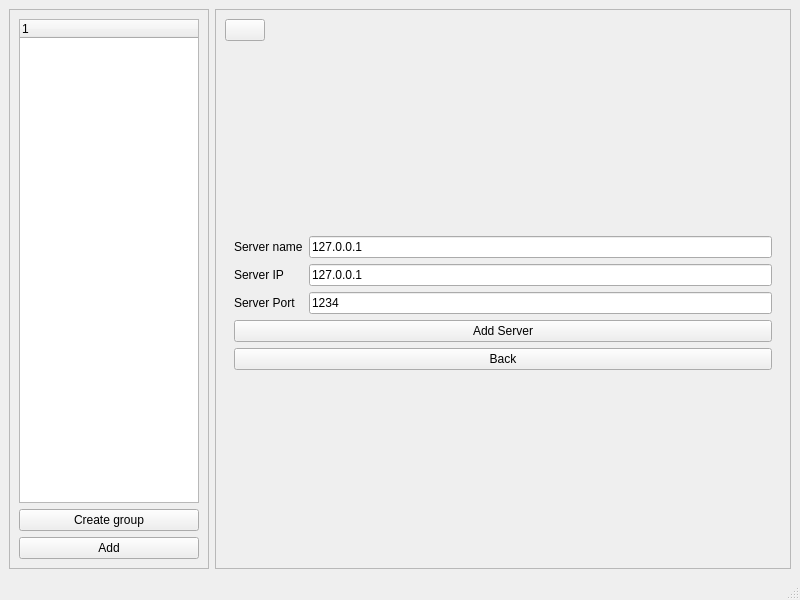
This is SimpleChat/mainwindow.ui in Ssssvhhhhh/SimpleChat as Qt 5 draws it before an edit. The edited form follows.
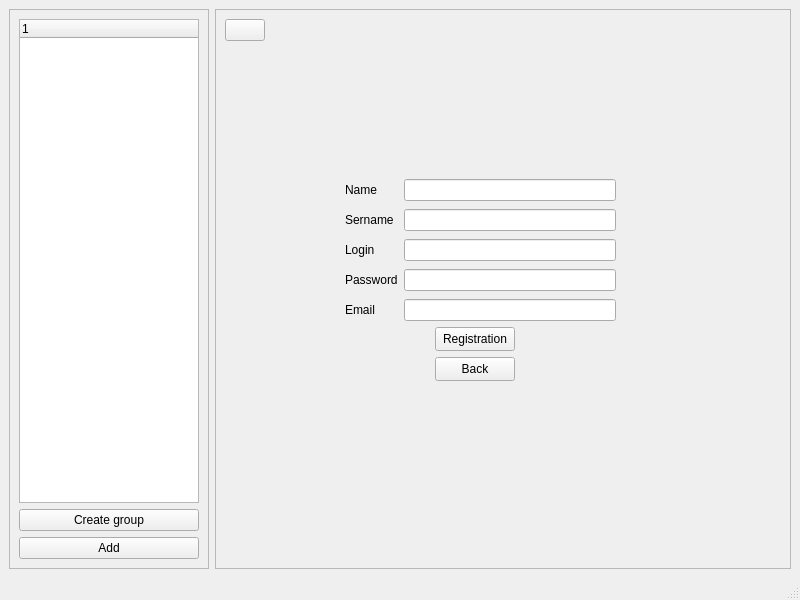
This is the edited form. The open tabs and pages were chosen to show the change. Icons and pictures are not drawn.

Commit message: registration feature added

The edit to the form file:
```diff
--- a/SimpleChat/mainwindow.ui
+++ b/SimpleChat/mainwindow.ui
@@ -285,7 +285,96 @@
            </item>
           </layout>
          </widget>
-         <widget class="QWidget" name="pageUserSettings"/>
+         <widget class="QWidget" name="pageUserRegistration">
+          <widget class="QPushButton" name="pushButtonReg">
+           <property name="geometry">
+            <rect>
+             <x>210</x>
+             <y>280</y>
+             <width>80</width>
+             <height>24</height>
+            </rect>
+           </property>
+           <property name="text">
+            <string>Registration</string>
+           </property>
+          </widget>
+          <widget class="QPushButton" name="pushButtonBck">
+           <property name="geometry">
+            <rect>
+             <x>210</x>
+             <y>310</y>
+             <width>80</width>
+             <height>24</height>
+            </rect>
+           </property>
+           <property name="text">
+            <string>Back</string>
+           </property>
+          </widget>
+          <widget class="QWidget" name="">
+           <property name="geometry">
+            <rect>
+             <x>120</x>
+             <y>130</y>
+             <width>271</width>
+             <height>146</height>
+            </rect>
+           </property>
+           <layout class="QGridLayout" name="gridLayout_3">
+            <item row="1" column="0">
+             <widget class="QLabel" name="label_5">
+              <property name="text">
+               <string>Sername</string>
+              </property>
+             </widget>
+            </item>
+            <item row="4" column="1">
+             <widget class="QLineEdit" name="lineEditEmail"/>
+            </item>
+            <item row="4" column="0">
+             <widget class="QLabel" name="label_7">
+              <property name="text">
+               <string>Email</string>
+              </property>
+             </widget>
+            </item>
+            <item row="0" column="1">
+             <widget class="QLineEdit" name="lineEditName"/>
+            </item>
+            <item row="3" column="1">
+             <widget class="QLineEdit" name="lineEditPassword_2"/>
+            </item>
+            <item row="1" column="1">
+             <widget class="QLineEdit" name="lineEditSername"/>
+            </item>
+            <item row="0" column="0">
+             <widget class="QLabel" name="label_4">
+              <property name="text">
+               <string>Name</string>
+              </property>
+             </widget>
+            </item>
+            <item row="3" column="0">
+             <widget class="QLabel" name="label_6">
+              <property name="text">
+               <string>Password</string>
+              </property>
+             </widget>
+            </item>
+            <item row="2" column="1">
+             <widget class="QLineEdit" name="lineEditLogin_2"/>
+            </item>
+            <item row="2" column="0">
+             <widget class="QLabel" name="label_8">
+              <property name="text">
+               <string>Login</string>
+              </property>
+             </widget>
+            </item>
+           </layout>
+          </widget>
+         </widget>
          <widget class="QWidget" name="pageCreateGroupChat">
           <layout class="QVBoxLayout" name="verticalLayout_8">
            <item>
```
Left out of the diff: 15 changed lines with no effect on the pictures. The commit also changes 4 other files.
